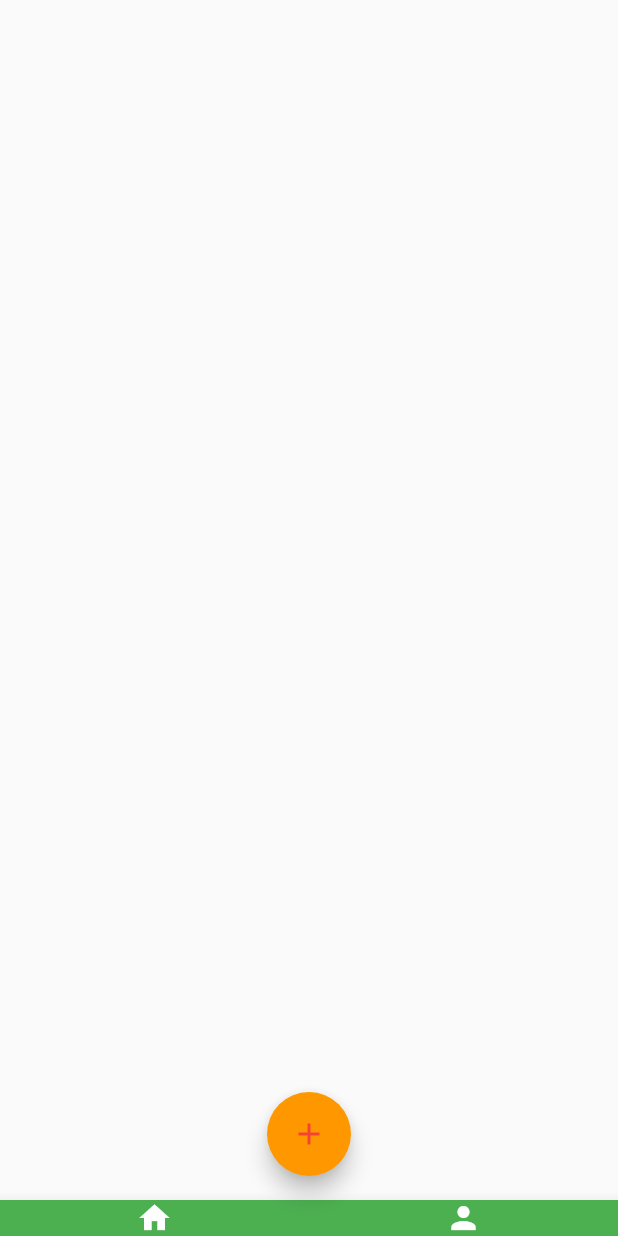
After one commit to dlgchg/flutter_google_widgets, a Flutter app: the GoogleFloatingActionButton screen opened directly, after a tap on the "add" icon, on a phone screen of 412 x 824 dp. The commit adds this screen. Run offline on Flutter 3.47's test engine with Material 2 defaults, Android fonts, the phone set to English and light mode, and no system bars.

Commit message:
add widget

```diff
--- a/lib/main.dart
+++ b/lib/main.dart
@@ -7,6 +7,8 @@ import 'widget/warp.dart';
 import 'widget/opacity.dart';
 import 'widget/future_builder.dart';
 import 'widget/fade_transition.dart';
+import 'widget/floating_action_button.dart';
+import 'widget/page_view.dart';
 
 void main() => runApp(MyApp());
 
@@ -33,6 +35,8 @@ class HomeWidgetState extends State<HomeWidget> {
     GoogleOpacity(),
     GoogleFutureBuilder(),
     GoogleFadeTransition(),
+    GoogleFloatingActionButton(),
+    GooglePageView(),
   ];
   int _index = 0;
   bool _home = true;
--- /dev/null
+++ b/lib/widget/floating_action_button.dart
@@ -0,0 +1,71 @@
+/*
+   @Author liwei
+   @Date 2019/1/11 4:47 PM
+   @Description: TODO
+ */
+
+import 'package:flutter/material.dart';
+
+class GoogleFloatingActionButton extends StatefulWidget {
+  @override
+  GoogleFloatingActionButtonState createState() =>
+      new GoogleFloatingActionButtonState();
+}
+
+class GoogleFloatingActionButtonState
+    extends State<GoogleFloatingActionButton> {
+
+  List<FloatingActionButtonLocation> _locations;
+
+  int _index = 0;
+
+  @override
+  Widget build(BuildContext context) {
+    return new Scaffold(
+      floatingActionButton: FloatingActionButton(
+        onPressed: () {
+          setState(() {
+            _index++;
+            if(_index == 4) {
+              _index = 0;
+            }
+          });
+        },
+        child: Icon(Icons.add),
+        foregroundColor: Colors.red,
+        backgroundColor: Colors.orange,
+      ),
+
+      bottomNavigationBar: BottomAppBar(
+        color: Colors.green,
+        shape: CircularNotchedRectangle(),
+        child: Row(
+          mainAxisSize: MainAxisSize.max,
+          mainAxisAlignment: MainAxisAlignment.spaceAround,
+          children: <Widget>[
+            Icon(
+              Icons.home,
+              color: Colors.white,
+            ),
+            Icon(
+              Icons.person,
+              color: Colors.white,
+            ),
+          ],
+        ),
+      ),
+      floatingActionButtonLocation: _locations[_index],
+    );
+  }
+
+  @override
+  void initState() {
+    super.initState();
+    _locations = [
+      FloatingActionButtonLocation.centerDocked,
+      FloatingActionButtonLocation.centerFloat,
+      FloatingActionButtonLocation.endDocked,
+      FloatingActionButtonLocation.endFloat,
+    ];
+  }
+}
```
Also changed, not shown: lib/widget/page_view.dart (added, +49 -0 lines), 3 other files.
